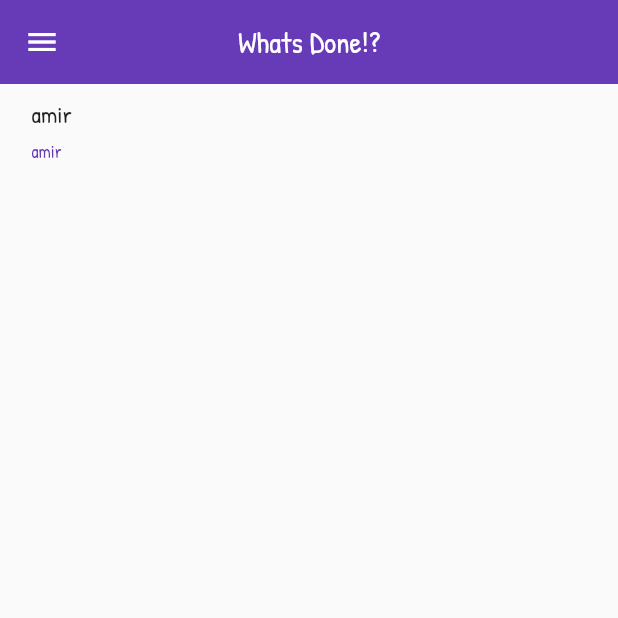
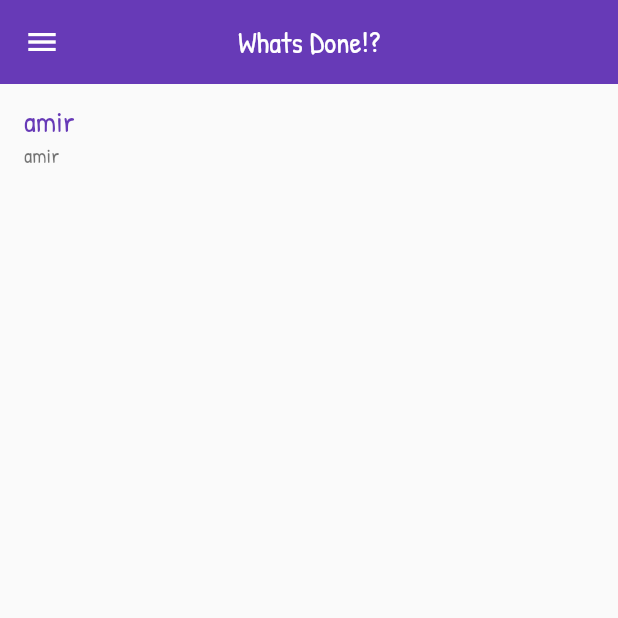
Before and after one commit to BlackIQ/whatsdone, a Flutter app: the screen it shows after launch, on a phone screen of 412 x 824 dp, the top half of it. Run offline on Flutter 3.47's test engine with Material 2 defaults, Android fonts, the phone set to English and light mode, and no system bars; our stand-ins replace font_awesome_flutter, google_fonts.

Commit message:
Fix listtile

```diff
--- a/lib/app/screens/home/tabs/not.dart
+++ b/lib/app/screens/home/tabs/not.dart
@@ -17,28 +17,19 @@ class _NotDoneState extends State<NotDone> {
   Widget build(BuildContext context) {
     return ListView.separated(
       separatorBuilder: (context, index) {
-        return Divider(color: Colors.purple);
+        return Divider(color: Colors.deepPurple);
       },
       itemCount: x.length,
       itemBuilder: (context, index) {
         return Dismissible(
           key: UniqueKey(),
           child: ListTile(
-            title: Container(
-              margin: EdgeInsets.all(5),
-              child: Column(
-                crossAxisAlignment: CrossAxisAlignment.start,
-                children: <Widget>[
-                  Text(x[index]['name']),
-                  SizedBox(height: 5),
-                  Text(
-                    x[index]['date'],
-                    style: TextStyle(
-                      fontSize: 12,
-                      color: Colors.deepPurple,
-                    ),
-                  ),
-                ],
+            subtitle: Text(x[index]['date']),
+            title: Text(
+              x[index]['name'],
+              style: TextStyle(
+                fontSize: 20,
+                color: Colors.deepPurple,
               ),
             ),
           ),
```
Also changed, not shown: lib/app/screens/home/routes/trash.dart (+6 -15 lines), lib/app/screens/home/tabs/done.dart (+7 -16 lines).
